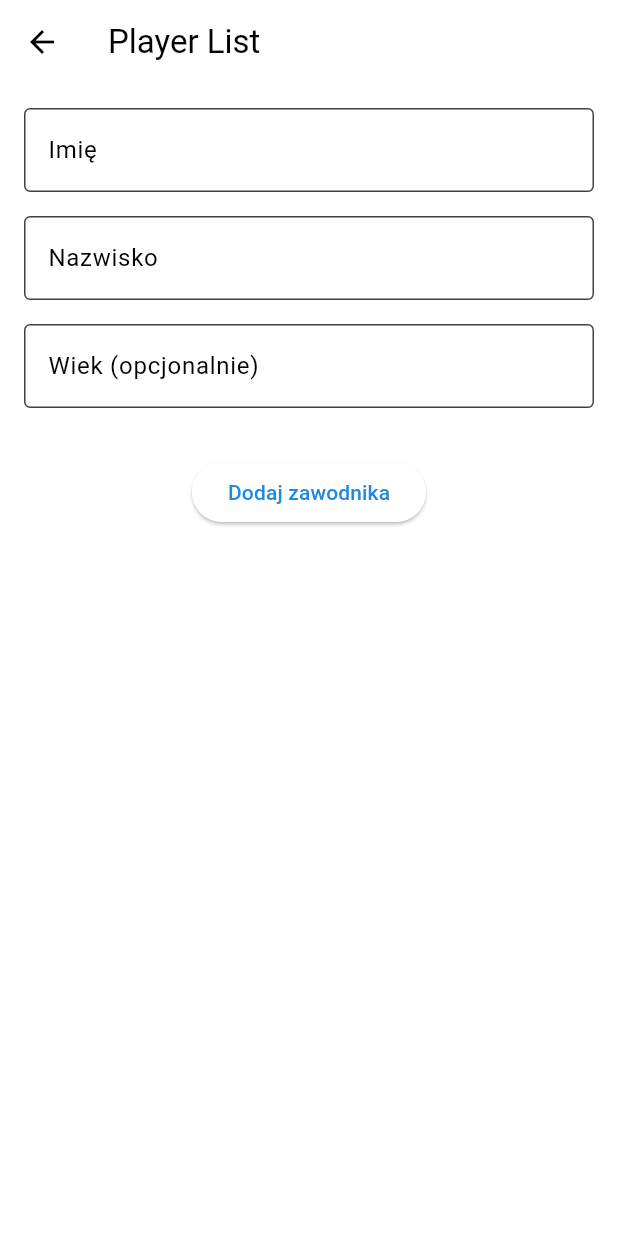
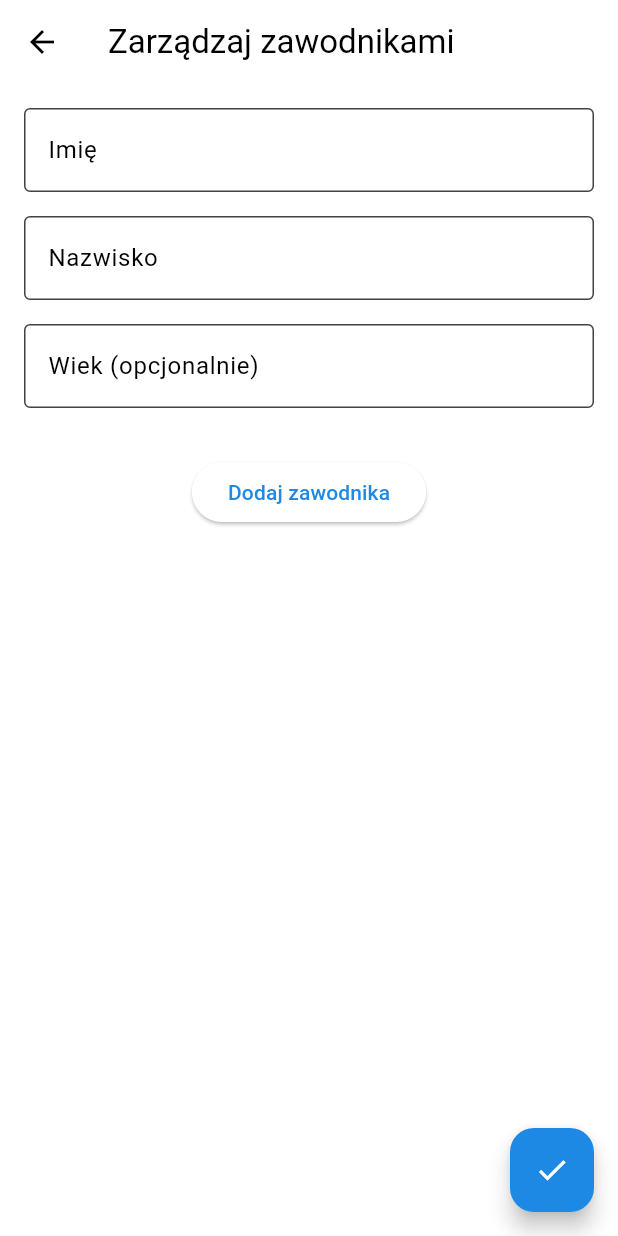
Before and after one commit to WoryszLk/BScThesis, a Flutter app: the screen it shows once a user with an empty profile is signed in, after a tap on the "menu" icon, after a tap on "Lista zawodników", on a phone screen of 412 x 824 dp. Run offline on Flutter 3.47's test engine with Material 3 defaults, Android fonts, the phone set to English and light mode, and no system bars; our stand-ins replace bloc, cloud_firestore, equatable, firebase_auth, firebase_core, flutter_bloc; accounts and stored records are empty.

Commit message:
rem_ wrong file and collapsing it to the one

```diff
--- a/application_supporting_the_management_of_shooting_competitions/lib/components/burgerMenu/burger_menu.dart
+++ b/application_supporting_the_management_of_shooting_competitions/lib/components/burgerMenu/burger_menu.dart
@@ -1,7 +1,7 @@
 import 'package:application_supporting_the_management_of_shooting_competitions/blocs/authentication_bloc/authentication_bloc.dart';
 import 'package:application_supporting_the_management_of_shooting_competitions/blocs/sign_in_bloc/sign_in_bloc.dart';
 import 'package:application_supporting_the_management_of_shooting_competitions/pages/competition_start_page.dart';
-import 'package:application_supporting_the_management_of_shooting_competitions/pages/player_list_selector_page.dart';
+import 'package:application_supporting_the_management_of_shooting_competitions/pages/player_list_selector.dart';
 import 'package:flutter/material.dart';
 import 'package:flutter_bloc/flutter_bloc.dart';
 
@@ -86,7 +86,7 @@ class BurgerMenu extends StatelessWidget {
             leading: Icon(Icons.people),
             title: Text('Lista zawodników'),
             onTap: () {
-              Navigator.push(context, MaterialPageRoute(builder: (context) => const PlayerList()));
+              Navigator.push(context, MaterialPageRoute(builder: (context) => const PlayerListSelector()));
             },
           ),
           ListTile(
--- a/application_supporting_the_management_of_shooting_competitions/lib/pages/competition_start_page.dart
+++ b/application_supporting_the_management_of_shooting_competitions/lib/pages/competition_start_page.dart
@@ -1,8 +1,8 @@
 import 'package:application_supporting_the_management_of_shooting_competitions/components/competition/competition_service.dart';
-import 'package:application_supporting_the_management_of_shooting_competitions/components/players/player_list_selector.dart';
 import 'package:application_supporting_the_management_of_shooting_competitions/components/players/player_service.dart';
 import 'package:application_supporting_the_management_of_shooting_competitions/pages/competition_rules_page.dart';
 import 'package:application_supporting_the_management_of_shooting_competitions/pages/home_page.dart';
+import 'package:application_supporting_the_management_of_shooting_competitions/pages/player_list_selector.dart';
 import 'package:flutter/material.dart';
 import 'package:application_supporting_the_management_of_shooting_competitions/components/custom_button.dart';
 import 'competition_selector_page.dart';
--- a/application_supporting_the_management_of_shooting_competitions/lib/pages/player_list_selector_page.dart
+++ b/application_supporting_the_management_of_shooting_competitions/lib/pages/player_list_selector.dart
@@ -3,14 +3,14 @@ import 'package:application_supporting_the_management_of_shooting_competitions/c
 import 'package:application_supporting_the_management_of_shooting_competitions/components/players/add_player.dart';
 import 'package:application_supporting_the_management_of_shooting_competitions/components/players/player_service.dart';
 
-class PlayerList extends StatefulWidget {
-  const PlayerList({Key? key}) : super(key: key);
+class PlayerListSelector extends StatefulWidget {
+  const PlayerListSelector({Key? key}) : super(key: key);
 
   @override
-  _PlayerListState createState() => _PlayerListState();
+  _PlayerListSelectorState createState() => _PlayerListSelectorState();
 }
 
-class _PlayerListState extends State<PlayerList> {
+class _PlayerListSelectorState extends State<PlayerListSelector> {
   final _formKey = GlobalKey<FormState>();
   final TextEditingController _firstNameController = TextEditingController();
   final TextEditingController _lastNameController = TextEditingController();
@@ -18,17 +18,19 @@ class _PlayerListState extends State<PlayerList> {
 
   final PlayerService _playerService = PlayerService();
   PlayerWithId? _editingPlayer;
+  final List<PlayerWithId> _selectedPlayers = [];
 
   @override
   Widget build(BuildContext context) {
     return Scaffold(
       appBar: AppBar(
-        title: const Text('Player List'),
+        title: const Text('Zarządzaj zawodnikami'),
       ),
       body: Padding(
         padding: const EdgeInsets.all(16.0),
         child: Column(
           children: [
+            // Formularz dodawania/edycji zawodnika
             AddPlayerForm(
               formKey: _formKey,
               firstNameController: _firstNameController,
@@ -51,6 +53,8 @@ class _PlayerListState extends State<PlayerList> {
                       itemBuilder: (context, index) {
                         final playerWithId = playersWithIds[index];
                         final player = playerWithId.player;
+                        final isSelected = _selectedPlayers.contains(playerWithId);
+
                         return Card(
                           margin: const EdgeInsets.symmetric(vertical: 8.0),
                           shape: RoundedRectangleBorder(
@@ -65,16 +69,31 @@ class _PlayerListState extends State<PlayerList> {
                             trailing: Row(
                               mainAxisSize: MainAxisSize.min,
                               children: [
+                                // Edycja zawodnika
                                 IconButton(
                                   icon: const Icon(Icons.edit),
                                   onPressed: () {
                                     _editPlayer(playerWithId);
                                   },
                                 ),
+                                // Usunicie zawodnika
                                 IconButton(
                                   icon: const Icon(Icons.delete),
                                   onPressed: () {
                                     _playerService.deletePlayer(playerWithId.id);
+                                  },
+                                ),
+                                // Wybieranie zawodnika
+                                Checkbox(
+                                  value: isSelected,
+                                  onChanged: (value) {
+                                    setState(() {
+                                      if (value == true) {
+                                        _selectedPlayers.add(playerWithId);
+                                      } else {
+                                        _selectedPlayers.remove(playerWithId);
+                                      }
+                                    });
                                   },
                                 ),
                               ],
@@ -98,6 +117,12 @@ class _PlayerListState extends State<PlayerList> {
           ],
         ),
       ),
+      floatingActionButton: FloatingActionButton(
+        onPressed: () {
+          Navigator.pop(context, _selectedPlayers);
+        },
+        child: const Icon(Icons.done),
+      ),
     );
   }
 
@@ -111,6 +136,7 @@ class _PlayerListState extends State<PlayerList> {
     });
   }
 
+  // Funkcja do zapisu lub aktualizacji zawodnika
   void _savePlayer() {
     if (_formKey.currentState!.validate()) {
       if (_editingPlayer == null) {
@@ -135,6 +161,7 @@ class _PlayerListState extends State<PlayerList> {
     }
   }
 
+  // Funkcja do czyszczenia formularza
   void _clearForm() {
     _firstNameController.clear();
     _lastNameController.clear();
```
Also changed, not shown: application_supporting_the_management_of_shooting_competitions/lib/components/players/player_list_selector.dart (deleted, +0 -66 lines).
